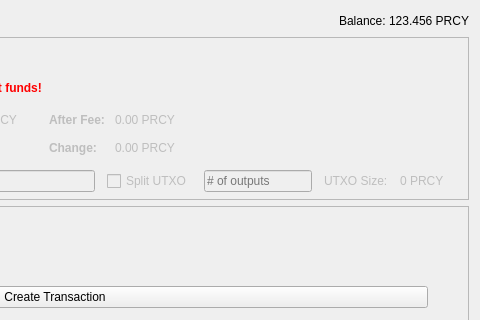
Qt form src/qt/forms/sendcoinsdialog.ui (PRCYCoin/Multisig) before a commit; both pictures show x 370 to 850 and y 0 to 320 of the 850 by 610 pixel window.
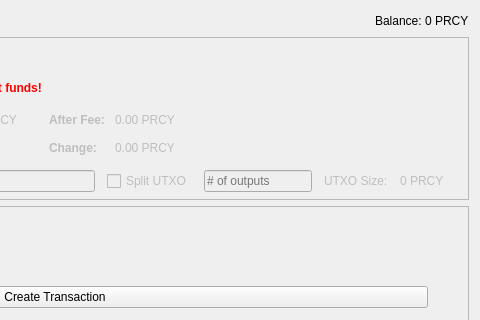
The same form after that commit. Icons and pictures are not drawn. Custom widgets are drawn as their Qt base class.

Commit message: fix dummy balance text

The edit to the form file:
```diff
--- a/src/qt/forms/sendcoinsdialog.ui
+++ b/src/qt/forms/sendcoinsdialog.ui
@@ -62,7 +62,7 @@
           <cursorShape>IBeamCursor</cursorShape>
          </property>
          <property name="text">
-          <string notr="true">123.456 PRCY</string>
+          <string notr="true">0 PRCY</string>
          </property>
          <property name="textInteractionFlags">
           <set>Qt::LinksAccessibleByMouse|Qt::TextSelectableByKeyboard|Qt::TextSelectableByMouse</set>
```
